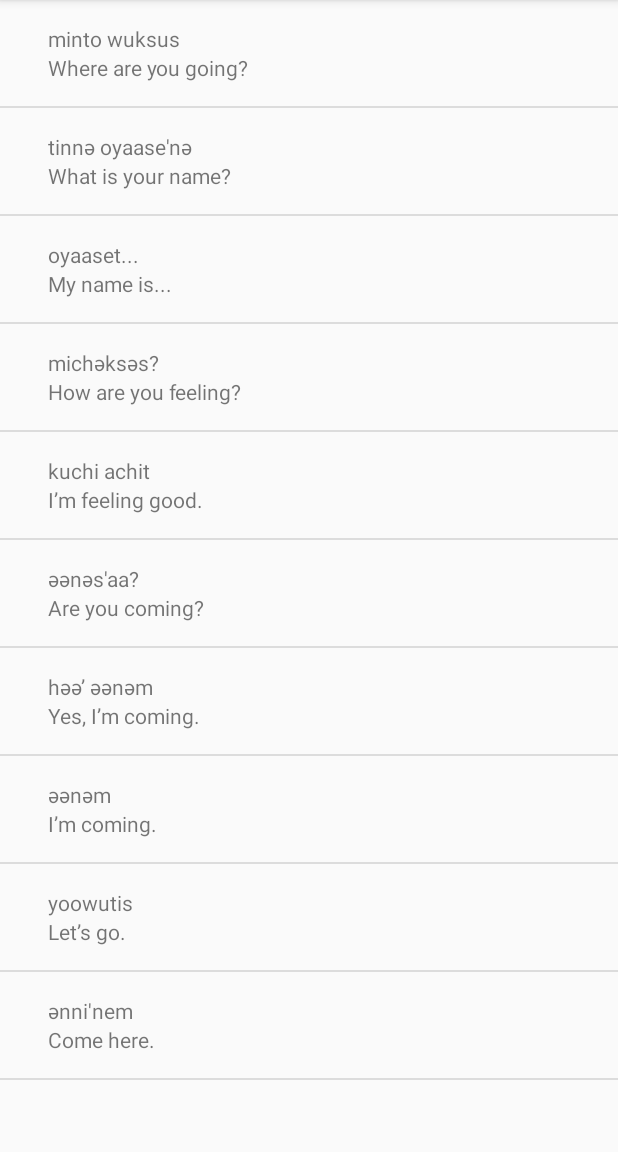
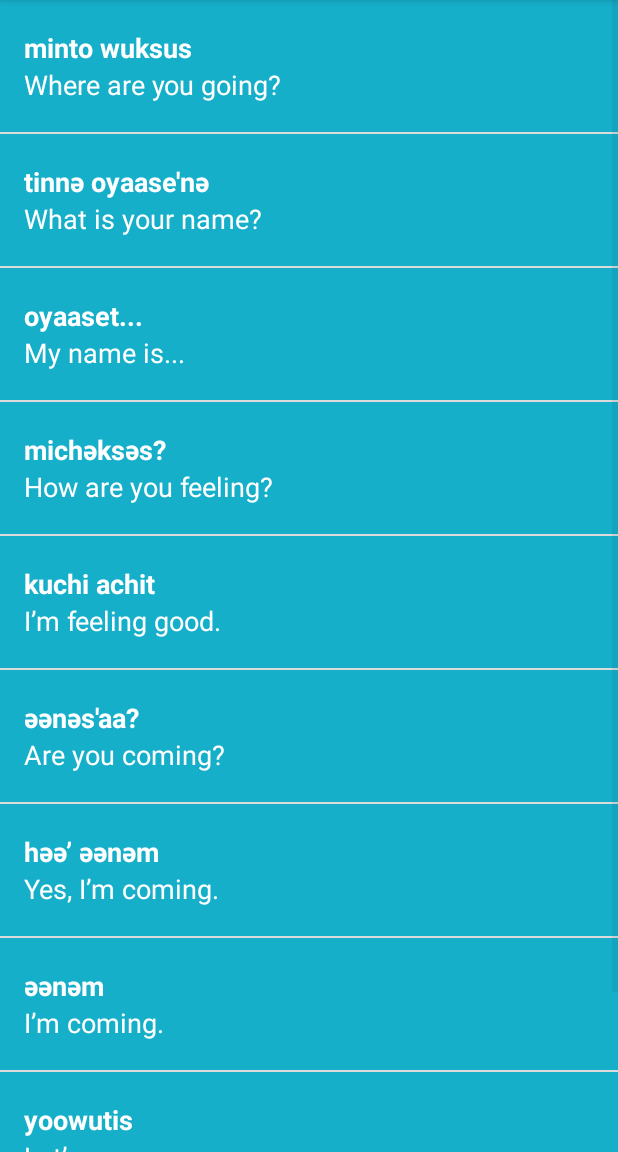
Before and after one commit to tachagon/Miwok, an Android app: the PhrasesActivity screen opened directly, with no data from a screen before it, on a phone screen of 412 x 824 dp, the part 84-1236 px from its top. Run offline under Robolectric (Android 15) with nearby library versions, the phone set to English and light mode, and no system bars.

Commit message:
Visual Polish and Different Background Colors for List Items

```diff
--- a/app/src/main/java/com/example/android/miwok/ColorsActivity.java
+++ b/app/src/main/java/com/example/android/miwok/ColorsActivity.java
@@ -26,7 +26,7 @@
 
         // Create an {@link WordAdapter}, whose data source is a list of {@link Word}s. The
         // adapter knows how to create list items for each item in the list.
-        WordAdapter adapter = new WordAdapter(this, words);
+        WordAdapter adapter = new WordAdapter(this, words, R.color.category_colors);
 
         // Find the {@link ListView} object in the view hierarchy of the {@link Activity}.
         // There should be a {@link ListView} with the view ID called list, which is declared in the
--- a/app/src/main/java/com/example/android/miwok/FamilyActivity.java
+++ b/app/src/main/java/com/example/android/miwok/FamilyActivity.java
@@ -28,7 +28,7 @@
 
         // Create an {@link WordAdapter}, whose data source is a list of {@link Word}s. The
         // adapter knows how to create list items for each item in the list.
-        WordAdapter adapter = new WordAdapter(this, words);
+        WordAdapter adapter = new WordAdapter(this, words, R.color.category_family);
 
         // Find the {@link ListView} object in the view hierarchy of the {@link Activity}.
         // There should be a {@link ListView} with the view ID called list, which is declared in the
--- a/app/src/main/java/com/example/android/miwok/NumbersActivity.java
+++ b/app/src/main/java/com/example/android/miwok/NumbersActivity.java
@@ -28,7 +28,7 @@
 
         // Create an {@link WordAdapter}, whose data source is a list of {@link Word}s. The
         // adapter knows how to create list items for each item in the list.
-        WordAdapter adapter = new WordAdapter(this, words);
+        WordAdapter adapter = new WordAdapter(this, words, R.color.category_numbers);
 
         // Find the {@link ListView} object in the view hierarchy of the {@link Activity}.
         // There should be a {@link ListView} with the view ID called list, which is declared in the
--- a/app/src/main/java/com/example/android/miwok/PhrasesActivity.java
+++ b/app/src/main/java/com/example/android/miwok/PhrasesActivity.java
@@ -28,7 +28,7 @@
 
         // Create an {@link WordAdapter}, whose data source is a list of {@link Word}s. The
         // adapter knows how to create list items for each item in the list.
-        WordAdapter adapter = new WordAdapter(this, words);
+        WordAdapter adapter = new WordAdapter(this, words, R.color.category_phrases);
 
         // Find the {@link ListView} object in the view hierarchy of the {@link Activity}.
         // There should be a {@link ListView} with the view ID called list, which is declared in the
--- a/app/src/main/java/com/example/android/miwok/WordAdapter.java
+++ b/app/src/main/java/com/example/android/miwok/WordAdapter.java
@@ -18,6 +18,8 @@
 
 public class WordAdapter extends ArrayAdapter<Word> {
 
+    private int colorResourceID;
+
     /**
      * This is our own custom constructor (it doesn't mirror a super class constructor).
      * The context is used to inflate the layout file, and the list is the data we want
@@ -26,12 +28,15 @@
      * @param context The current context. Used to inflate the layout file.
      * @param words   A List of Word objects to display in a list
      */
-    public WordAdapter(Activity context, ArrayList<Word> words) {
+    public WordAdapter(Activity context, ArrayList<Word> words, int colorResourceID) {
         // Here, we initialize the ArrayAdapter's internal storage for the context and the list.
         // the second argument is used when the ArrayAdapter is populating a single TextView.
         // Because this is a custom adapter for two TextViews and an ImageView, the adapter is not
         // going to use this second argument, so it can be any value. Here, we used 0.
         super(context, 0, words);
+
+        // Set color resource id
+        this.colorResourceID = colorResourceID;
     }
 
 
@@ -80,6 +85,11 @@
             wordImageView.setVisibility(View.GONE);
         }
 
+        // Find the View in the list_item.xml layout with the ID text_container
+        View textContainer = listItemView.findViewById(R.id.text_container);
+        // Set the background color of the text container view
+        textContainer.setBackgroundResource(this.colorResourceID);
+
         // Return the whole list item layout (containing 2 TextViews)
         // so that it can be shown in the ListView
         return listItemView;
--- a/app/src/main/res/layout/list_item.xml
+++ b/app/src/main/res/layout/list_item.xml
@@ -2,36 +2,45 @@
 <LinearLayout xmlns:android="http://schemas.android.com/apk/res/android"
     android:layout_width="match_parent"
     android:layout_height="wrap_content"
-    android:minHeight="?android:attr/listPreferredItemHeight"
-    android:orientation="horizontal"
-    android:padding="16dp">
+    android:minHeight="@dimen/list_item_height"
+    android:orientation="horizontal">
 
     <ImageView
         android:id="@+id/word_image_view"
-        android:layout_width="wrap_content"
-        android:layout_height="wrap_content"
+        android:layout_width="@dimen/list_item_height"
+        android:layout_height="@dimen/list_item_height"
         android:layout_gravity="center_vertical"
+        android:background="@color/tan_background"
         android:src="@mipmap/ic_launcher" />
 
     <LinearLayout
+        android:id="@+id/text_container"
         android:layout_width="0dp"
         android:layout_height="match_parent"
-        android:layout_marginLeft="16dp"
+        android:paddingLeft="16dp"
         android:layout_weight="1"
-        android:gravity="center_vertical"
         android:orientation="vertical">
 
         <TextView
             android:id="@+id/miwok_text_view"
-            android:layout_width="wrap_content"
-            android:layout_height="wrap_content"
-            android:text="Miwok" />
+            android:layout_width="match_parent"
+            android:layout_height="0dp"
+            android:layout_weight="1"
+            android:gravity="bottom"
+            android:text="Miwok"
+            android:textAppearance="?android:textAppearanceMedium"
+            android:textColor="@android:color/white"
+            android:textStyle="bold" />
 
         <TextView
             android:id="@+id/default_text_view"
-            android:layout_width="wrap_content"
-            android:layout_height="wrap_content"
-            android:text="English" />
+            android:layout_width="match_parent"
+            android:layout_height="0dp"
+            android:layout_weight="1"
+            android:gravity="top"
+            android:text="English"
+            android:textAppearance="?android:textAppearanceMedium"
+            android:textColor="@android:color/white" />
 
     </LinearLayout>
 </LinearLayout>
```
